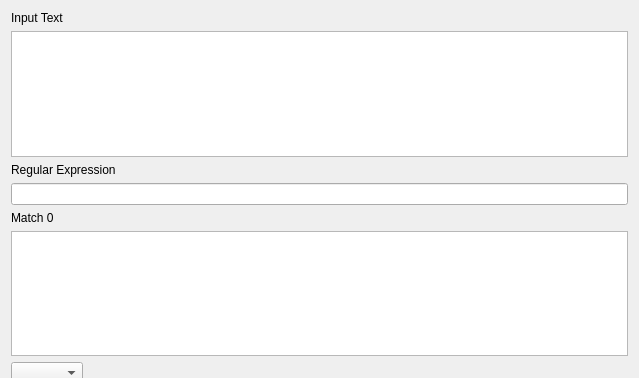
gjasny/CMake, file Source/QtDialog/RegexExplorer.ui: the form before one commit; both pictures show x 0 to 639 and y 0 to 378 of the 639 by 555 pixel window.
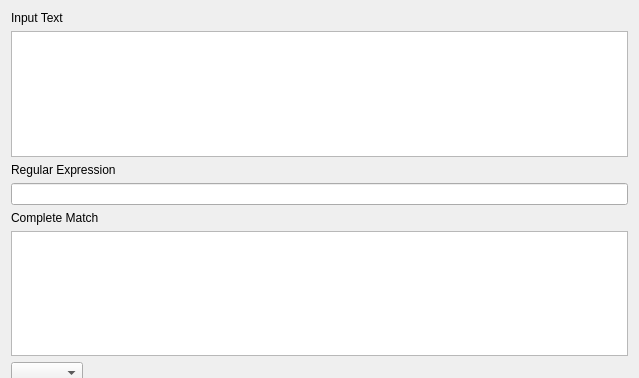
The form after the commit.

Commit message: Rename Window

What changed in the file:
```diff
--- a/Source/QtDialog/RegexExplorer.ui
+++ b/Source/QtDialog/RegexExplorer.ui
@@ -37,7 +37,7 @@
    <item>
     <widget class="QLabel" name="label_3">
      <property name="text">
-      <string>Match 0</string>
+      <string>Complete Match</string>
      </property>
     </widget>
    </item>
```
Left out of the diff: 2 changed lines with no effect on the pictures. The commit also changes 1 other file.
